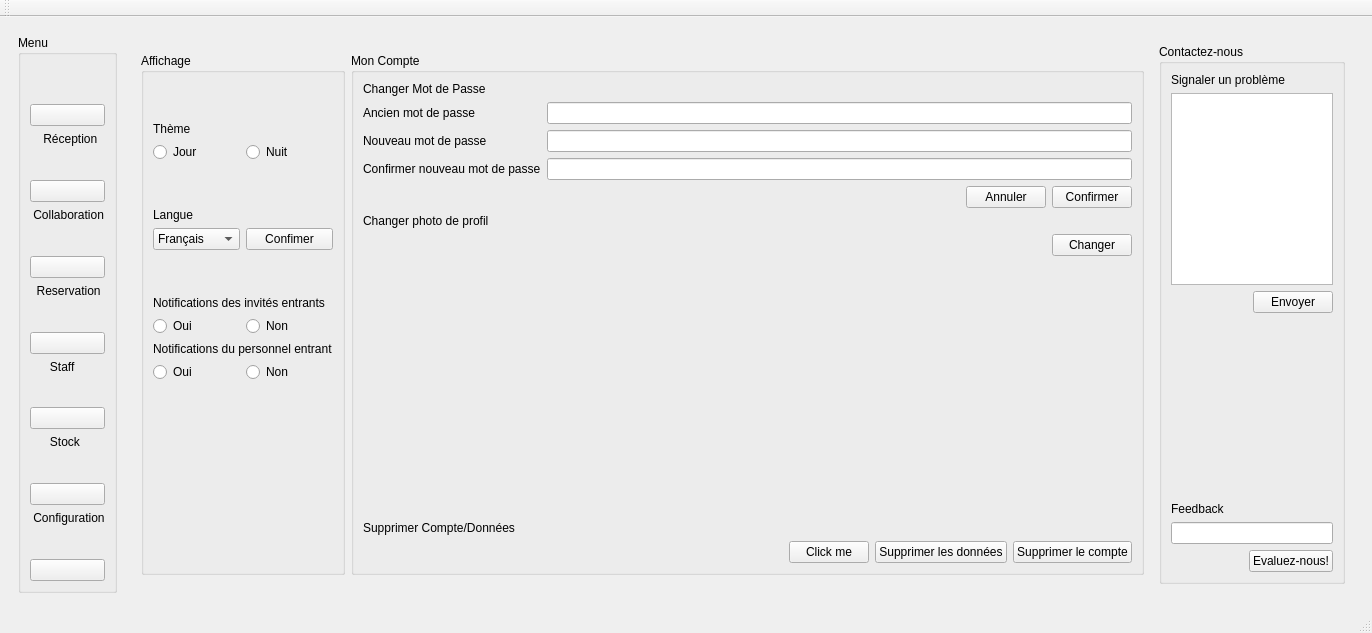
This is INTEGRATION/mainwindow.ui in dhiaabdelli1/Wedding_planner_2A1 as Qt 5 draws it before an edit. The edited form follows.
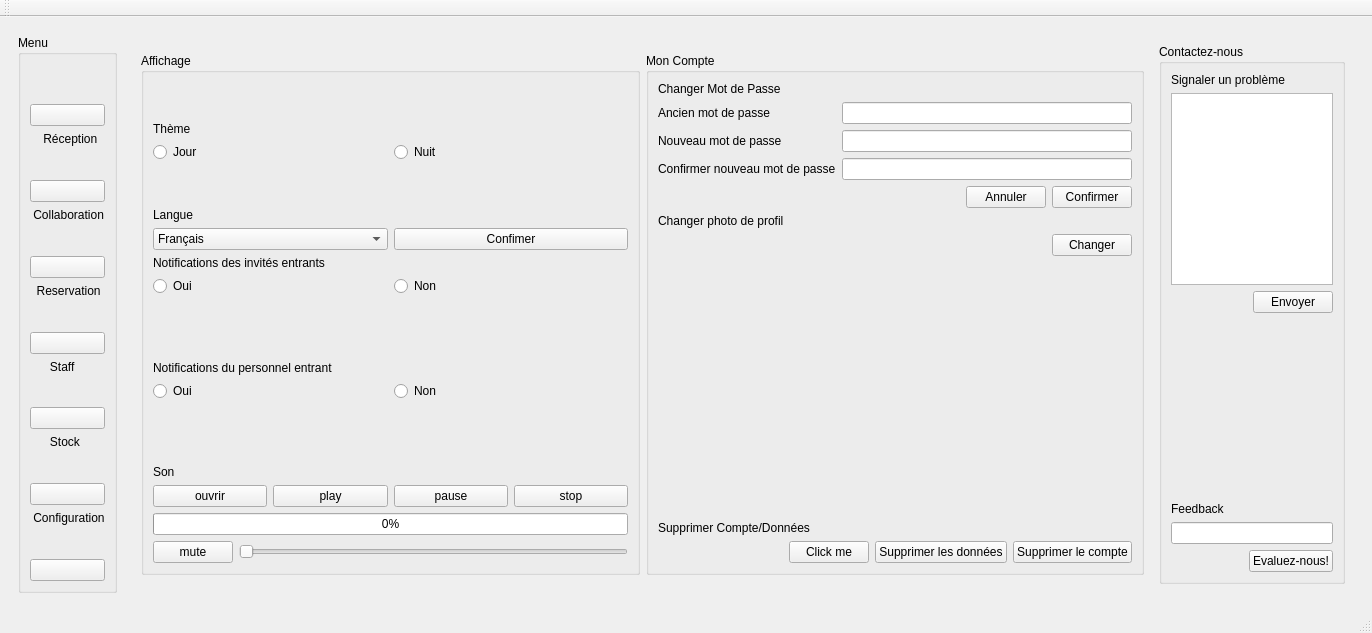
This is the edited form. The open tabs and pages were chosen to show the change. Icons and pictures are not drawn.

Commit message: web,historique,media,notification,son notification,update

The edit to the form file:
```diff
--- a/INTEGRATION/mainwindow.ui
+++ b/INTEGRATION/mainwindow.ui
@@ -4852,7 +4852,7 @@
                        <item>
                         <layout class="QVBoxLayout" name="verticalLayout_47">
                          <item>
-                          <spacer name="verticalSpacer_9">
+                          <spacer name="verticalSpacer_7">
                            <property name="orientation">
                             <enum>Qt::Vertical</enum>
                            </property>
@@ -4890,7 +4890,7 @@
                           </layout>
                          </item>
                          <item>
-                          <spacer name="verticalSpacer_7">
+                          <spacer name="verticalSpacer_8">
                            <property name="orientation">
                             <enum>Qt::Vertical</enum>
                            </property>
@@ -4934,19 +4934,6 @@
                            </item>
                           </layout>
                          </item>
-                         <item>
-                          <spacer name="verticalSpacer_8">
-                           <property name="orientation">
-                            <enum>Qt::Vertical</enum>
-                           </property>
-                           <property name="sizeHint" stdset="0">
-                            <size>
-                             <width>20</width>
-                             <height>40</height>
-                            </size>
-                           </property>
-                          </spacer>
-                         </item>
                          <item>
                           <widget class="QLabel" name="label_32">
                            <property name="text">
@@ -4974,6 +4961,19 @@
                          </item>
                         </layout>
                        </item>
+                       <item>
+                        <spacer name="verticalSpacer_9">
+                         <property name="orientation">
+                          <enum>Qt::Vertical</enum>
+                         </property>
+                         <property name="sizeHint" stdset="0">
+                          <size>
+                           <width>20</width>
+                           <height>40</height>
+                          </size>
+                         </property>
+                        </spacer>
+                       </item>
                        <item>
                         <widget class="QLabel" name="label_53">
                          <property name="text">
@@ -5012,6 +5012,78 @@
                          </property>
                         </spacer>
                        </item>
+                       <item>
+                        <layout class="QVBoxLayout" name="verticalLayout_69">
+                         <item>
+                          <widget class="QLabel" name="label_54">
+                           <property name="text">
+                            <string>Son</string>
+                           </property>
+                          </widget>
+                         </item>
+                         <item>
+                          <layout class="QHBoxLayout" name="horizontalLayout_159">
+                           <item>
+                            <widget class="QPushButton" name="ouvrir_media">
+                             <property name="text">
+                              <string>ouvrir</string>
+                             </property>
+                            </widget>
+                           </item>
+                           <item>
+                            <widget class="QPushButton" name="play_media">
+                             <property name="text">
+                              <string>play</string>
+                             </property>
+                            </widget>
+                           </item>
+                           <item>
+                            <widget class="QPushButton" name="pause_media">
+                             <property name="text">
+                              <string>pause</string>
+                             </property>
+                            </widget>
+                           </item>
+                           <item>
+                            <widget class="QPushButton" name="stop_media">
+                             <property name="text">
+                              <string>stop</string>
+                             </property>
+                            </widget>
+                           </item>
+                          </layout>
+                         </item>
+                         <item>
+                          <layout class="QHBoxLayout" name="horizontalLayout_162">
+                           <item>
+                            <widget class="QProgressBar" name="avancement_media">
+                             <property name="value">
+                              <number>0</number>
+                             </property>
+                            </widget>
+                           </item>
+                          </layout>
+                         </item>
+                         <item>
+                          <layout class="QHBoxLayout" name="horizontalLayout_163">
+                           <item>
+                            <widget class="QPushButton" name="mute_media">
+                             <property name="text">
+                              <string>mute</string>
+                             </property>
+                            </widget>
+                           </item>
+                           <item>
+                            <widget class="QSlider" name="volume_media">
+                             <property name="orientation">
+                              <enum>Qt::Horizontal</enum>
+                             </property>
+                            </widget>
+                           </item>
+                          </layout>
+                         </item>
+                        </layout>
+                       </item>
                       </layout>
                      </widget>
                     </item>
```
Left out of the diff: 83 changed lines with no effect on the pictures. The commit also changes 11 other files.
